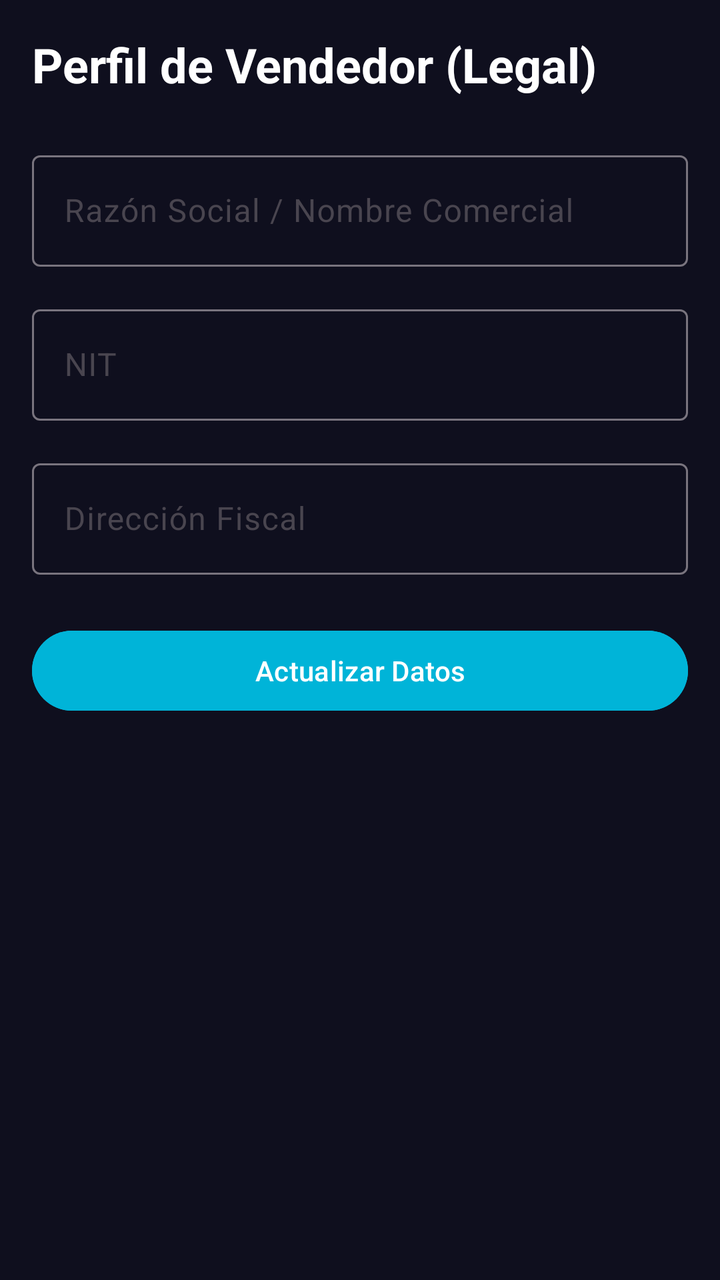
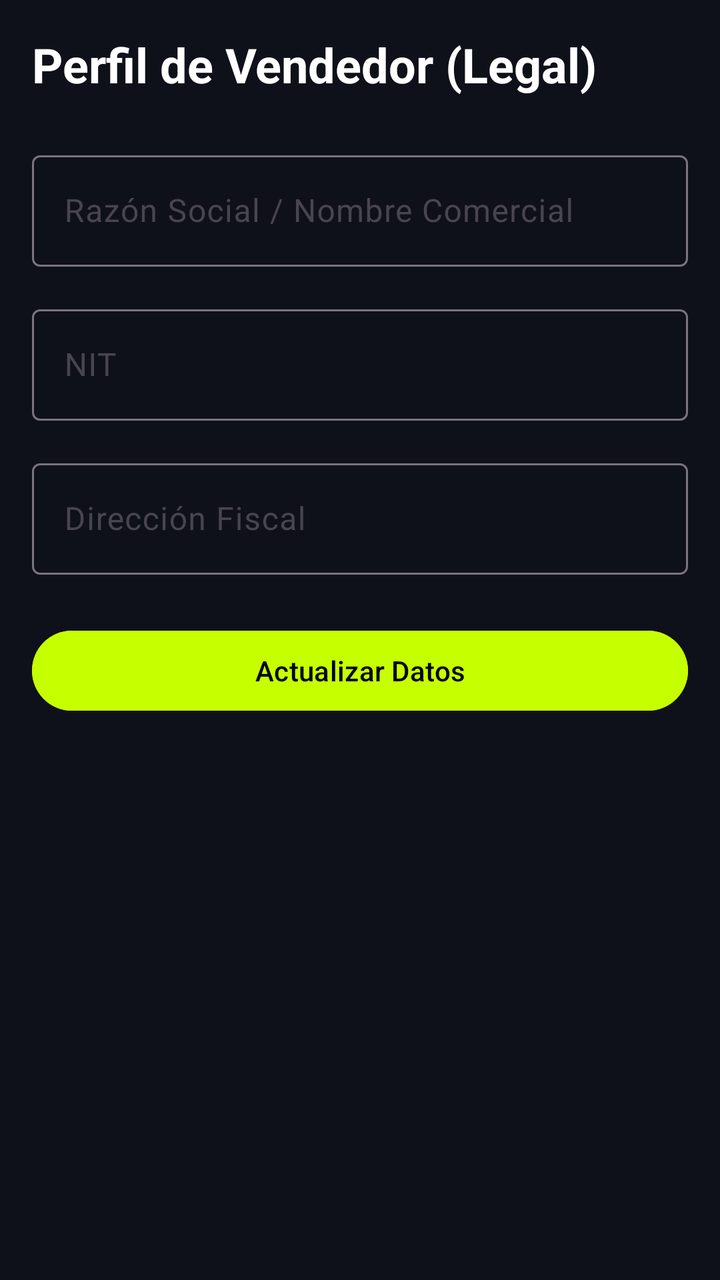

Compare the two renders of this Android layout. The source of the first and the diff that turns it into the second are given below.
<!-- AndroidManifest.xml: application theme Theme.VoltCore -->
<!-- res/layout/fragment_vendor_profile.xml -->
<?xml version="1.0" encoding="utf-8"?>
<LinearLayout xmlns:android="http://schemas.android.com/apk/res/android"
    xmlns:app="http://schemas.android.com/apk/res-auto"
    android:layout_width="match_parent"
    android:layout_height="match_parent"
    android:background="@color/colorBackground"
    android:orientation="vertical"
    android:padding="@dimen/margin_standard">

    <TextView
        android:layout_width="wrap_content"
        android:layout_height="wrap_content"
        android:layout_marginBottom="24dp"
        android:text="Perfil de Vendedor (Legal)"
        android:textColor="@color/white"
        android:textSize="24sp"
        android:textStyle="bold" />

    <com.google.android.material.textfield.TextInputLayout
        android:layout_width="match_parent"
        android:layout_height="wrap_content"
        android:layout_marginBottom="16dp"
        android:hint="Razón Social / Nombre Comercial"
        style="@style/Widget.Material3.TextInputLayout.OutlinedBox">
        <com.google.android.material.textfield.TextInputEditText
            android:layout_width="match_parent"
            android:layout_height="wrap_content"
            android:textColor="@color/white" />
    </com.google.android.material.textfield.TextInputLayout>

    <com.google.android.material.textfield.TextInputLayout
        android:layout_width="match_parent"
        android:layout_height="wrap_content"
        android:layout_marginBottom="16dp"
        android:hint="NIT"
        style="@style/Widget.Material3.TextInputLayout.OutlinedBox">
        <com.google.android.material.textfield.TextInputEditText
            android:layout_width="match_parent"
            android:layout_height="wrap_content"
            android:inputType="number"
            android:textColor="@color/white" />
    </com.google.android.material.textfield.TextInputLayout>

    <com.google.android.material.textfield.TextInputLayout
        android:layout_width="match_parent"
        android:layout_height="wrap_content"
        android:layout_marginBottom="24dp"
        android:hint="Dirección Fiscal"
        style="@style/Widget.Material3.TextInputLayout.OutlinedBox">
        <com.google.android.material.textfield.TextInputEditText
            android:layout_width="match_parent"
            android:layout_height="wrap_content"
            android:textColor="@color/white" />
    </com.google.android.material.textfield.TextInputLayout>

    <Button
        android:layout_width="match_parent"
        android:layout_height="wrap_content"
        android:text="Actualizar Datos"
        android:backgroundTint="@color/colorElectricTeal" />

</LinearLayout>
<!-- resources referenced by this layout -->
<resources>
  <color name="colorBackground">#0F0F1E</color>
  <color name="colorElectricTeal">#00B4D8</color>
  <color name="white">#FFFFFFFF</color>
  <dimen name="margin_standard">16dp</dimen>
  <style name="Theme.VoltCore" parent="Base.Theme.VoltCore" />
  <style name="Base.Theme.VoltCore" parent="Theme.Material3.DayNight.NoActionBar">
          
          <item name="colorPrimary">@color/colorPrimary</item>
          <item name="colorSecondary">@color/colorElectricTeal</item>
          <item name="android:windowBackground">@color/colorBackground</item>
          <item name="colorSurface">@color/colorSurface</item>
          <item name="colorOnSurface">@color/colorOnSurface</item>
      </style>
  <color name="colorPrimary">#1A1A2E</color>
  <color name="colorSurface">#16213E</color>
  <color name="colorOnSurface">#FFFFFF</color>
</resources>

<!-- the commit's change to res/layout/fragment_vendor_profile.xml (unified diff, before → after) -->
@@ -57,6 +57,7 @@
         android:layout_width="match_parent"
         android:layout_height="wrap_content"
         android:text="Actualizar Datos"
-        android:backgroundTint="@color/colorElectricTeal" />
+        android:backgroundTint="@color/volt_primary"
+        android:textColor="@color/black" />
 
 </LinearLayout>
<!-- resource entries referenced after the edit -->
@@ -1,20 +1,19 @@
 <!-- resources referenced by this layout -->
 <resources>
-  <color name="colorBackground">#0F0F1E</color>
-  <color name="colorElectricTeal">#00B4D8</color>
+  <color name="black">#FF000000</color>
+  <color name="colorBackground">@color/volt_background</color>
+  <color name="volt_primary">#C6FF00</color>
   <color name="white">#FFFFFFFF</color>
   <dimen name="margin_standard">16dp</dimen>
   <style name="Theme.VoltCore" parent="Base.Theme.VoltCore" />
+  <color name="volt_background">#0F111A</color>
   <style name="Base.Theme.VoltCore" parent="Theme.Material3.DayNight.NoActionBar">
           
-          <item name="colorPrimary">@color/colorPrimary</item>
-          <item name="colorSecondary">@color/colorElectricTeal</item>
-          <item name="android:windowBackground">@color/colorBackground</item>
-          <item name="colorSurface">@color/colorSurface</item>
-          <item name="colorOnSurface">@color/colorOnSurface</item>
+          <item name="colorPrimary">@color/volt_primary</item>
+          <item name="android:windowBackground">@color/volt_background</item>
+          <item name="colorSurface">@color/glass_surface</item>
+          <item name="colorOnSurface">@color/white</item>
       </style>
-  <color name="colorPrimary">#1A1A2E</color>
-  <color name="colorSurface">#16213E</color>
-  <color name="colorOnSurface">#FFFFFF</color>
+  <color name="glass_surface">#1AFFFFFF</color>
 </resources>
 
